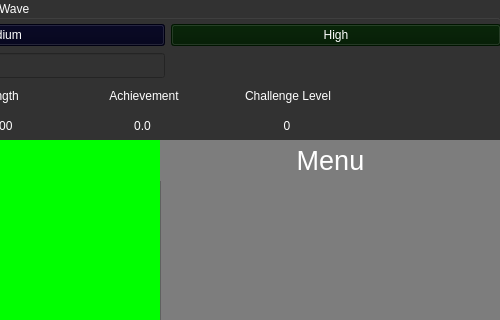
Before: the Qt Designer form HeartWave/mainwindow.ui in Kxushik/HeartWave, drawn with Qt 5; both pictures show x 500 to 1000 and y 0 to 320 of the 1000 by 750 pixel window.
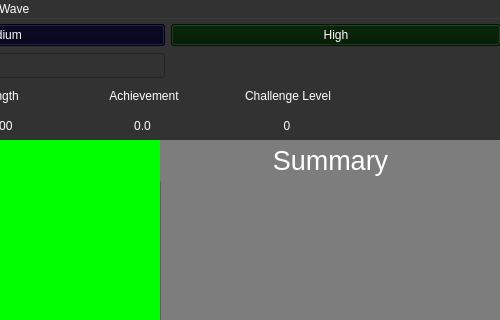
After: the same form once the commit is applied. Icons and pictures are not drawn.

Diff of the .ui file:
```diff
--- a/HeartWave/mainwindow.ui
+++ b/HeartWave/mainwindow.ui
@@ -970,7 +970,7 @@
        <string notr="true">background-color:rgb(125,125,125);</string>
       </property>
       <property name="text">
-       <string>Menu</string>
+       <string>Summary</string>
       </property>
       <property name="alignment">
        <set>Qt::AlignCenter</set>
```
Left out of the diff: 208 changed lines with no effect on the pictures.
